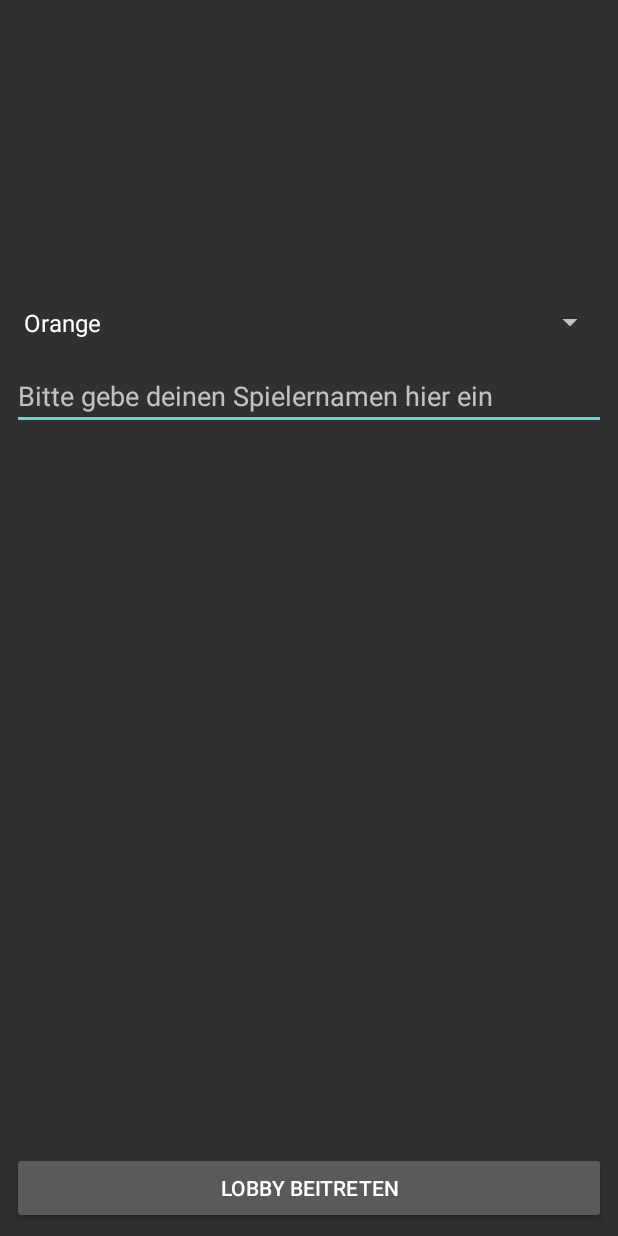
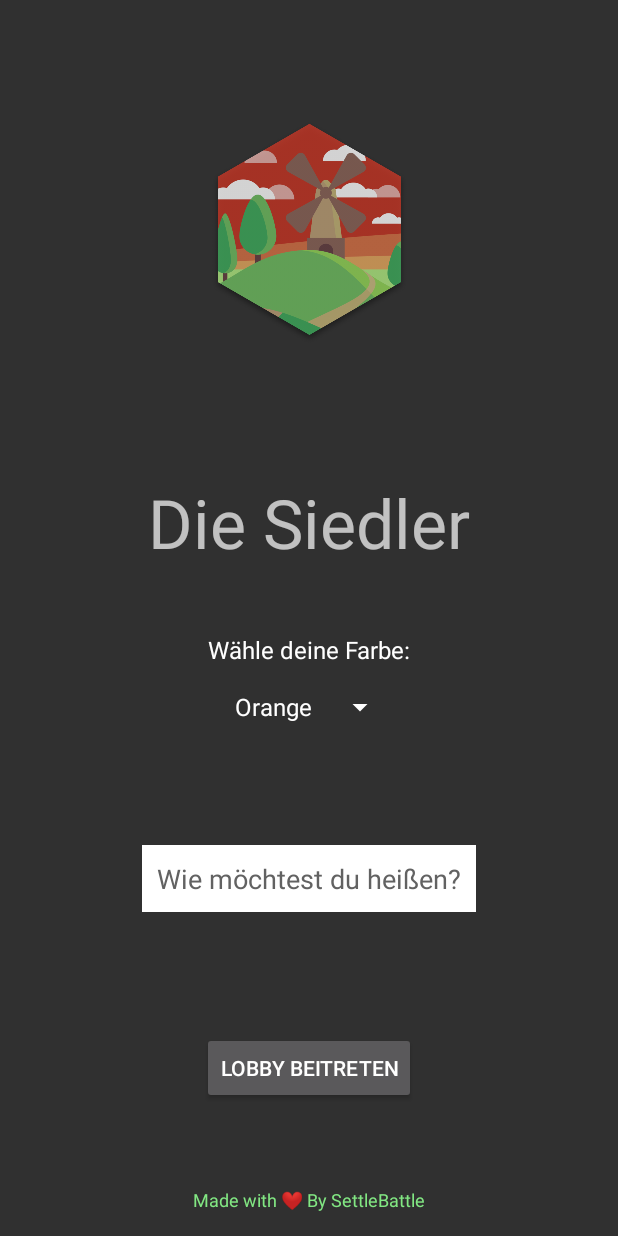
Before and after one commit to Jamie-505/catan, an Android app: the SelectPlayerActivity screen opened directly, with no data from a screen before it, on a phone screen of 412 x 824 dp. Run offline under Robolectric (Android 15) with nearby library versions, the phone set to English and light mode, and no system bars; our stand-ins replace CircleImageView; 1 statement that could not run was skipped.

Commit message:
ISSUE#109: prettify start screens

```diff
--- a/client/app/src/main/java/de/lmu/settlebattle/catanclient/SelectPlayerActivity.java
+++ b/client/app/src/main/java/de/lmu/settlebattle/catanclient/SelectPlayerActivity.java
@@ -49,7 +49,7 @@ public class SelectPlayerActivity extends BaseSocketActivity {
     LocalBroadcastManager.getInstance(this)
         .registerReceiver(broadcastReceiver, filter);
 
-		Spinner spinner = (Spinner) findViewById(R.id.farben);
+		Spinner spinner = findViewById(R.id.farben);
     // Create an ArrayAdapter using the string array and a default spinner layout
 		ArrayAdapter<CharSequence> adapter = ArrayAdapter.createFromResource(this,
 				R.array.farben_array, android.R.layout.simple_spinner_item);
--- a/client/app/src/main/res/layout/activity_select_player.xml
+++ b/client/app/src/main/res/layout/activity_select_player.xml
@@ -8,43 +8,101 @@
   android:layout_height="match_parent"
   tools:context=".MainActivity">
 
+  <ImageView
+    android:id="@+id/imageView"
+    android:layout_width="150dp"
+    android:layout_height="150dp"
+    android:contentDescription="@string/welcome_text"
+    android:src="@drawable/starticon"
+    app:layout_constraintBottom_toTopOf="@id/textView"
+    app:layout_constraintEnd_toEndOf="parent"
+    app:layout_constraintLeft_toLeftOf="parent"
+    app:layout_constraintRight_toRightOf="parent"
+    app:layout_constraintStart_toStartOf="parent"
+    app:layout_constraintTop_toTopOf="parent"
+    app:srcCompat="@drawable/starticon" />
+
+  <TextView
+    android:id="@+id/textView"
+    android:layout_width="wrap_content"
+    android:layout_height="wrap_content"
+    android:layout_marginTop="8dp"
+    android:layout_marginStart="8dp"
+    android:layout_marginEnd="8dp"
+    android:text="@string/game_name"
+    android:textAppearance="@android:style/TextAppearance.Material.Display2"
+    app:layout_constraintBottom_toTopOf="@id/farben"
+    app:layout_constraintEnd_toEndOf="parent"
+    app:layout_constraintStart_toStartOf="parent"
+    app:layout_constraintTop_toBottomOf="@id/imageView" />
+
+  <TextView
+    android:id="@+id/textView2"
+    android:layout_width="wrap_content"
+    android:layout_height="wrap_content"
+    android:layout_marginTop="36dp"
+    android:layout_marginBottom="8dp"
+    android:layout_marginStart="8dp"
+    android:layout_marginEnd="8dp"
+    android:text="@string/choose_color"
+    android:textAlignment="center"
+    android:textAppearance="@android:style/TextAppearance.Material.Subhead"
+    app:layout_constraintBottom_toTopOf="@id/farben"
+    app:layout_constraintEnd_toEndOf="parent"
+    app:layout_constraintStart_toStartOf="parent"
+    app:layout_constraintTop_toBottomOf="@id/textView" />
+
   <Spinner
     android:id="@+id/farben"
-    android:layout_width="0dp"
-    android:layout_height="21dp"
-    android:layout_marginBottom="16dp"
-    android:layout_marginStart="8dp"
-    android:layout_marginEnd="8dp"
+    android:layout_width="wrap_content"
+    android:layout_height="wrap_content"
+    android:backgroundTint="@color/white"
+    android:textAlignment="inherit"
     app:layout_constraintBottom_toTopOf="@id/input_player_name"
     app:layout_constraintEnd_toEndOf="parent"
-    app:layout_constraintStart_toStartOf="parent" />
+    app:layout_constraintLeft_toLeftOf="parent"
+    app:layout_constraintRight_toRightOf="parent"
+    app:layout_constraintStart_toStartOf="parent"
+    app:layout_constraintTop_toBottomOf="@id/textView" />
 
   <EditText
     android:id="@+id/input_player_name"
-    android:layout_width="0dp"
+    android:layout_width="wrap_content"
     android:layout_height="wrap_content"
-    android:layout_marginTop="8dp"
-    android:layout_marginBottom="8dp"
     android:layout_marginStart="8dp"
     android:layout_marginEnd="8dp"
-    android:ems="10"
+    android:textSize="18sp"
     android:hint="@string/player_name_input_hint"
-    android:inputType="textPersonName"
+    android:inputType="textCapWords"
+    android:padding="10dp"
+    android:background="@color/white"
+    android:textColor="@color/colorPrimaryDark"
+    android:textColorHint="@color/text_msg_input"
     app:layout_constraintBottom_toTopOf="@id/enterLobbyBtn"
     app:layout_constraintEnd_toEndOf="parent"
     app:layout_constraintStart_toStartOf="parent"
-    app:layout_constraintTop_toTopOf="parent"
-    app:layout_constraintVertical_bias="0.32999998" />
+    app:layout_constraintTop_toBottomOf="@id/farben" />
 
   <Button
     android:id="@+id/enterLobbyBtn"
-    android:layout_width="0dp"
-    android:layout_height="48dp"
-    android:layout_gravity="bottom"
+    android:layout_width="wrap_content"
+    android:layout_height="wrap_content"
     android:layout_marginBottom="8dp"
     android:layout_marginEnd="8dp"
     android:layout_marginStart="8dp"
     android:text="@string/beitreten"
+    app:layout_constraintTop_toBottomOf="@id/input_player_name"
+    app:layout_constraintBottom_toBottomOf="parent"
+    app:layout_constraintEnd_toEndOf="parent"
+    app:layout_constraintStart_toStartOf="parent" />
+
+  <TextView
+    android:layout_width="wrap_content"
+    android:layout_height="wrap_content"
+    android:layout_marginBottom="16dp"
+    android:text="@string/author_name"
+    android:textColor="@color/body_background_green"
+    android:textSize="12sp"
     app:layout_constraintBottom_toBottomOf="parent"
     app:layout_constraintEnd_toEndOf="parent"
     app:layout_constraintStart_toStartOf="parent" />
--- a/client/app/src/main/res/values/strings.xml
+++ b/client/app/src/main/res/values/strings.xml
@@ -1,6 +1,6 @@
 <resources>
   <string name="app_name">CatanClient</string>
-  <string name="author_name">By SettleBattle</string>
+  <string name="author_name">Made with <node>&#x2764;</node> By SettleBattle</string>
   <string name="btn_join">Beitreten</string>
   <string name="btn_send">Send</string>
   <string name="btn_connect">Verbindung wird hergestellt…</string>
@@ -49,7 +49,7 @@
 
   <string name="title_activity_lobby_activitiy">LobbyActivitiy</string>
   <string name="starten">Spiel Starten</string>
-  <string name="player_name_input_hint">Bitte gebe deinen Spielernamen hier ein</string>
+  <string name="player_name_input_hint">Wie möchtest du heißen?</string>
   <string name="wait_for_other_players">Warte auf andere Spieler…</string>
   <string name="offer_resource">ich tausche</string>
   <string name="request_trade">gegen</string>
@@ -75,5 +75,6 @@
   <string name="toss_cards">Diese Karten abgeben</string>
   <string name="toss_cards_bc_robber">Karten wegen Räuber abgeben</string>
   <string name="trade">Tausche!</string>
+  <string name="choose_color">Wähle deine Farbe:</string>
 
 </resources>
```
Also changed, not shown: client/app/src/main/java/de/lmu/settlebattle/catanclient/StartActivity.java (+2 -8 lines), client/app/src/main/res/layout-v26/startscreen.xml (+10 -5 lines), client/app/src/main/res/layout/startscreen.xml (+21 -18 lines), client/app/src/main/res/values/colors.xml (+4 -4 lines), client/app/src/main/res/drawable/rec_blue.png.
